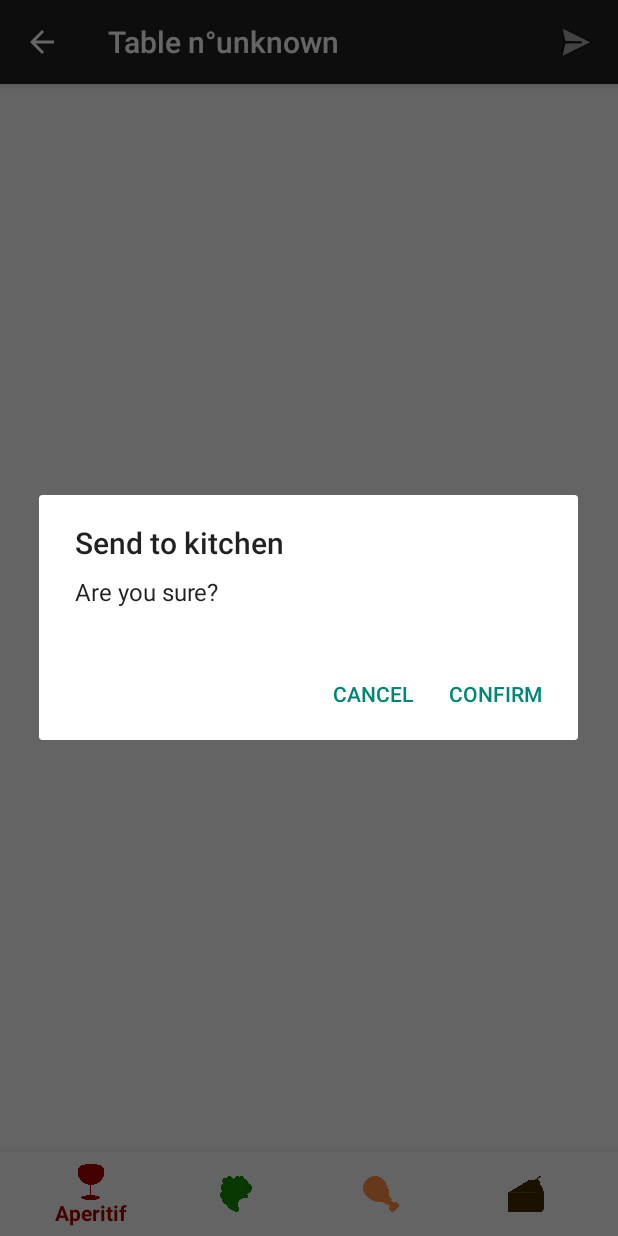
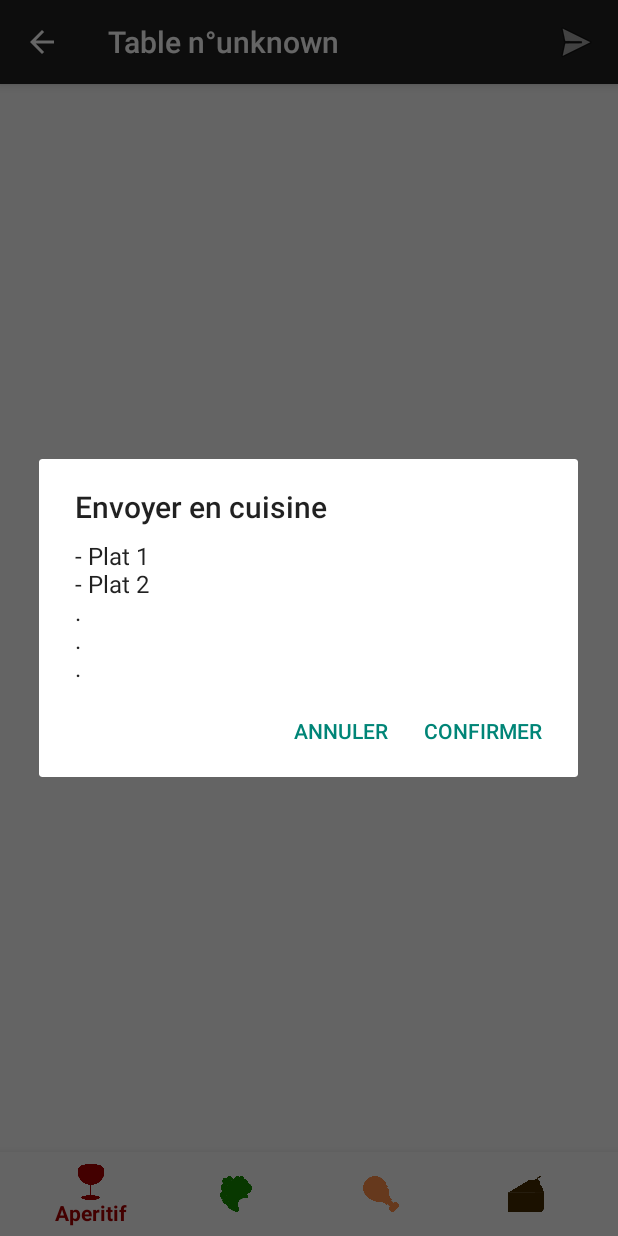
Before and after one commit to clementlandrin/UI_IGR203, an Android app: the TableActivity screen opened directly, with no data from a screen before it, after a tap on "Send to kitchen", on a phone screen of 412 x 824 dp. Run offline under Robolectric (Android 15) with nearby library versions, the phone set to English and light mode, and no system bars.

Commit message:
Add app name and feedback on what is ordered when sending to kitchen.

```diff
--- a/app/src/main/java/com/example/ui_igr203/TableActivity.java
+++ b/app/src/main/java/com/example/ui_igr203/TableActivity.java
@@ -234,15 +234,15 @@ public class TableActivity extends AppCompatActivity implements View.OnClickList
         switch (item.getItemId()) {
             case R.id.send_to_kitchen:
                 new AlertDialog.Builder(TableActivity.this)
-                        .setTitle("Send to kitchen ")
-                        .setMessage("Are you sure?")
-                        .setPositiveButton("Confirm", new DialogInterface.OnClickListener() {
+                        .setTitle("Envoyer en cuisine")
+                        .setMessage("- Plat 1\n- Plat 2\n.\n.\n.")
+                        .setPositiveButton("Confirmer", new DialogInterface.OnClickListener() {
                             public void onClick(DialogInterface dialog, int which) {
                                 // send to kitchen
                                 Intent intent = new Intent(TableActivity.this, RestaurantRoomActivity.class);
                                 startActivity(intent);
                             }
-                        }).setNegativeButton("Cancel", new DialogInterface.OnClickListener() {
+                        }).setNegativeButton("Annuler", new DialogInterface.OnClickListener() {
                     @Override
                     public void onClick(DialogInterface dialog, int which) {
                         // Cancel
--- a/app/src/main/res/values/strings.xml
+++ b/app/src/main/res/values/strings.xml
@@ -1,5 +1,5 @@
 <resources>
-    <string name="app_name">UI_IGR203</string>
+    <string name="app_name">Enhanced Waiter</string>
     <string name="title_activity_table">Table n°</string>
     <string name="title_aperitif">Aperitif</string>
     <string name="title_entree">Entree</string>
```
